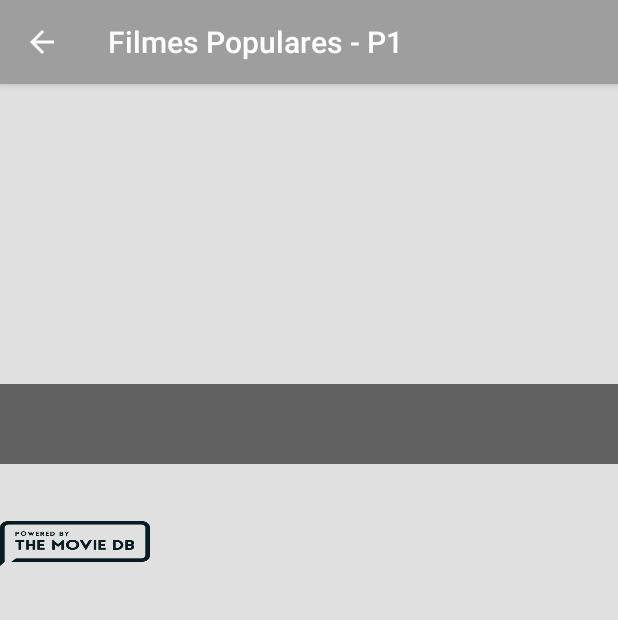
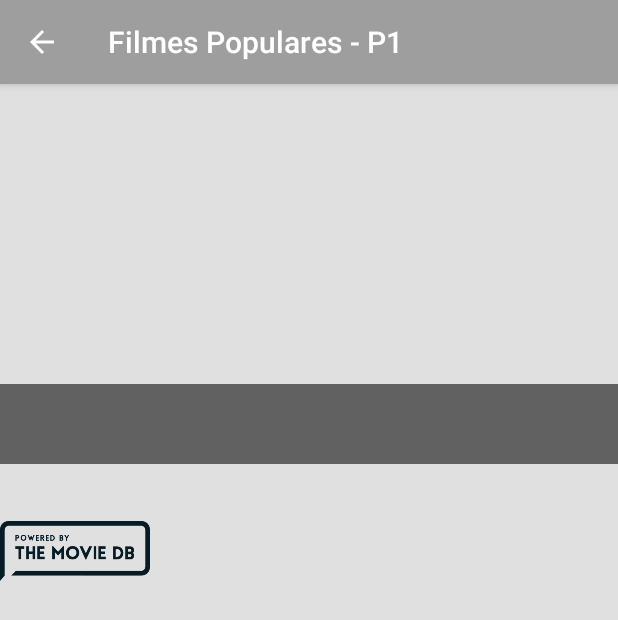
Before and after one commit to fabricioreisdasilva/FilmesPopulares-P1, an Android app: the DetailActivity screen opened directly, with no data from a screen before it, on a phone screen of 412 x 824 dp. Shown: the top 620 px of the screen. Run offline under Robolectric (Android 15) with nearby library versions, the phone set to English and light mode, and no system bars; our stand-ins replace Picasso; pictures from the network do not load.

```diff
--- a/PopularMoviesP1/app/src/main/java/com/frdasilva/udacity/popularmoviesp1/MainActivity.java
+++ b/PopularMoviesP1/app/src/main/java/com/frdasilva/udacity/popularmoviesp1/MainActivity.java
@@ -38,7 +38,7 @@ public class MainActivity extends AppCompatActivity implements MovieAdapter.Movi
 
     private static final String BASE_URL_SORT_POPULARITY = "http://api.themoviedb.org/3/movie/popular?api_key=";
     private static final String BASE_URL_SORT_TOP_RATED  = "http://api.themoviedb.org/3/movie/top_rated?api_key=";
-    private static final String LANGUAGE_URL             = "&language=pt";
+    private static final String LANGUAGE_URL             = "&language=pt-BR";
     private static final String INTENT_EXTRA             = "MOVIE";
 
     //TODO: INSERIR A APIKEY AQUI
--- a/PopularMoviesP1/app/src/main/res/layout/activity_detail.xml
+++ b/PopularMoviesP1/app/src/main/res/layout/activity_detail.xml
@@ -76,11 +76,10 @@
 
                 <ImageView
                     android:layout_width="100dp"
-                    android:layout_height="30dp"
+                    android:layout_height="40dp"
                     android:id="@+id/iv_logo_tmdb"
                     android:background="@drawable/tmdb_logo"
-                    android:padding="16dp"
-                    android:paddingLeft="24dp"/>
+                    android:padding="8dp" />
 
         </LinearLayout>
 
--- a/PopularMoviesP1/app/src/main/res/layout/movie_list_item.xml
+++ b/PopularMoviesP1/app/src/main/res/layout/movie_list_item.xml
@@ -4,7 +4,7 @@
     android:layout_height="wrap_content">
 
     <ImageView
-        android:layout_width="match_parent"
+        android:layout_width="wrap_content"
         android:layout_height="@dimen/image_layout_height"
         android:scaleType="centerCrop"
         android:id="@+id/iv_movie_poster"
```
